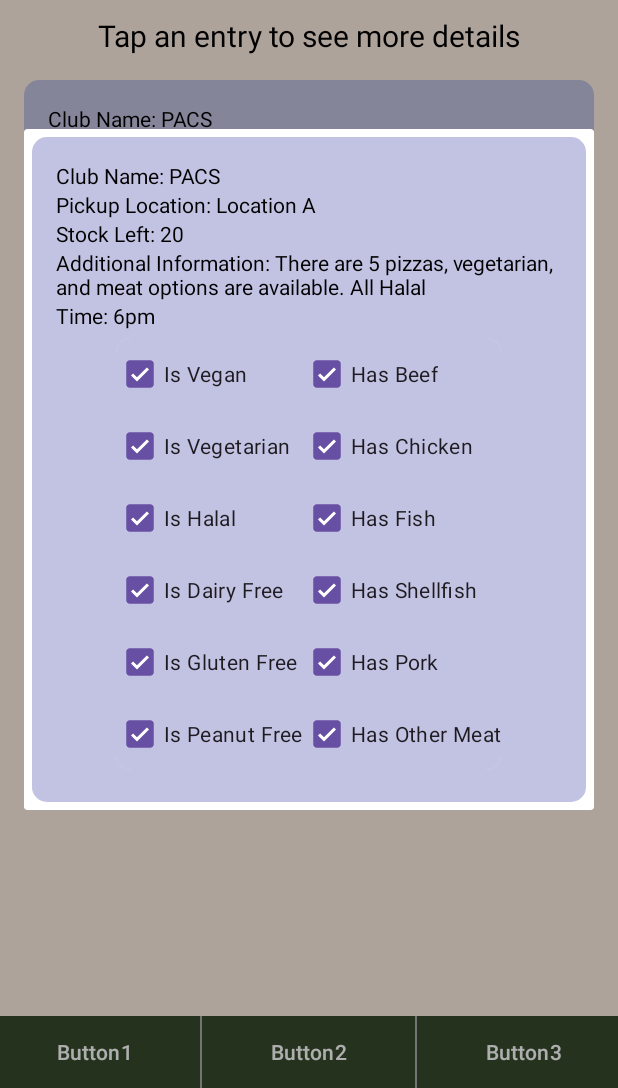
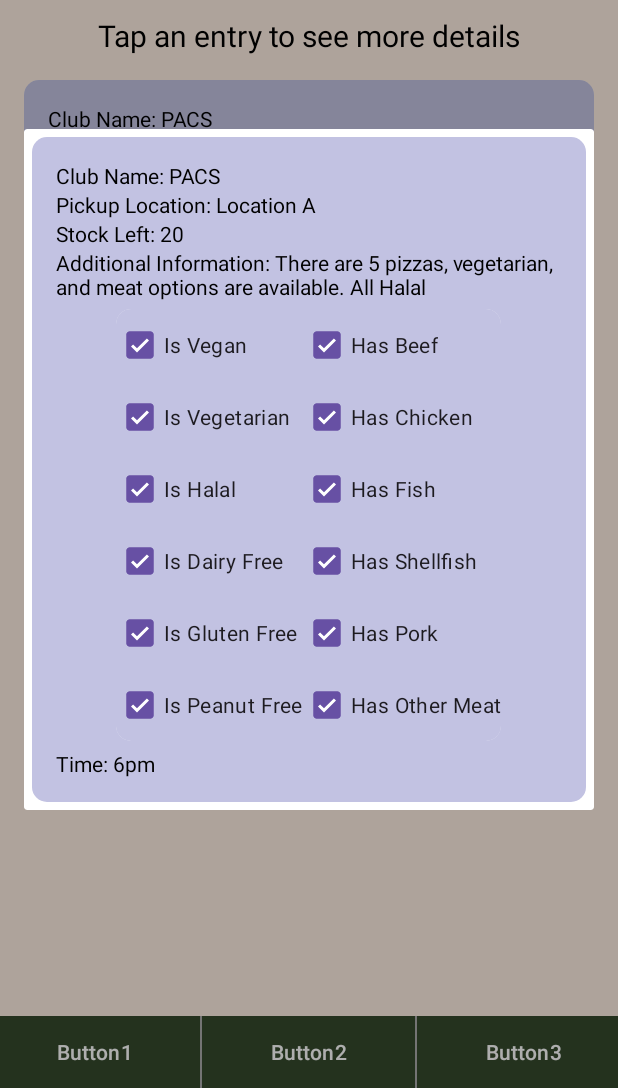
Before and after one commit to Kyoko522/Food-Management, an Android app: the homepage screen opened directly, with no data from a screen before it, after a tap on an icon or button, on a phone screen of 412 x 824 dp, the part 148-1236 px from its top. Run offline under Robolectric (Android 15) with nearby library versions, the phone set to English and light mode, and no system bars.

Commit message:
time moved to the bottom of the screen

```diff
--- a/app/src/main/res/layout/card_pop_up.xml
+++ b/app/src/main/res/layout/card_pop_up.xml
@@ -57,12 +57,7 @@
                 android:textColor="@color/black"
                 android:text="Additional Information: Lorem ipsum dolor sit amet, consectetur adipiscing elit." />
 
-            <TextView
-                android:layout_width="match_parent"
-                android:layout_height="wrap_content"
-                android:id="@+id/availability"
-                android:textColor="@color/black"
-                android:text="Time: 10:00 AM - 6:00 PM" />
+
 
             <!-- fragment_card_popup.xml -->
             <LinearLayout
@@ -195,6 +190,13 @@
 
             </LinearLayout>
 
+            <TextView
+                android:layout_width="match_parent"
+                android:layout_height="wrap_content"
+                android:id="@+id/availability"
+                android:textColor="@color/black"
+                android:text="Time: 10:00 AM - 6:00 PM" />
+
 
         </LinearLayout>
     </androidx.cardview.widget.CardView>
```
